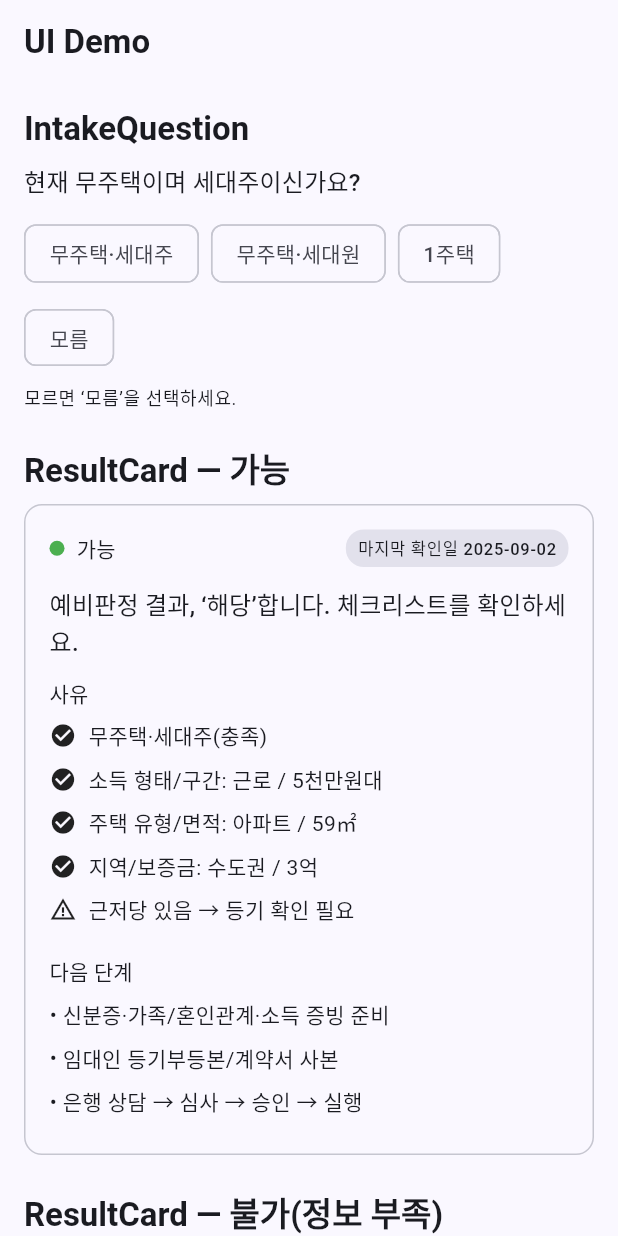
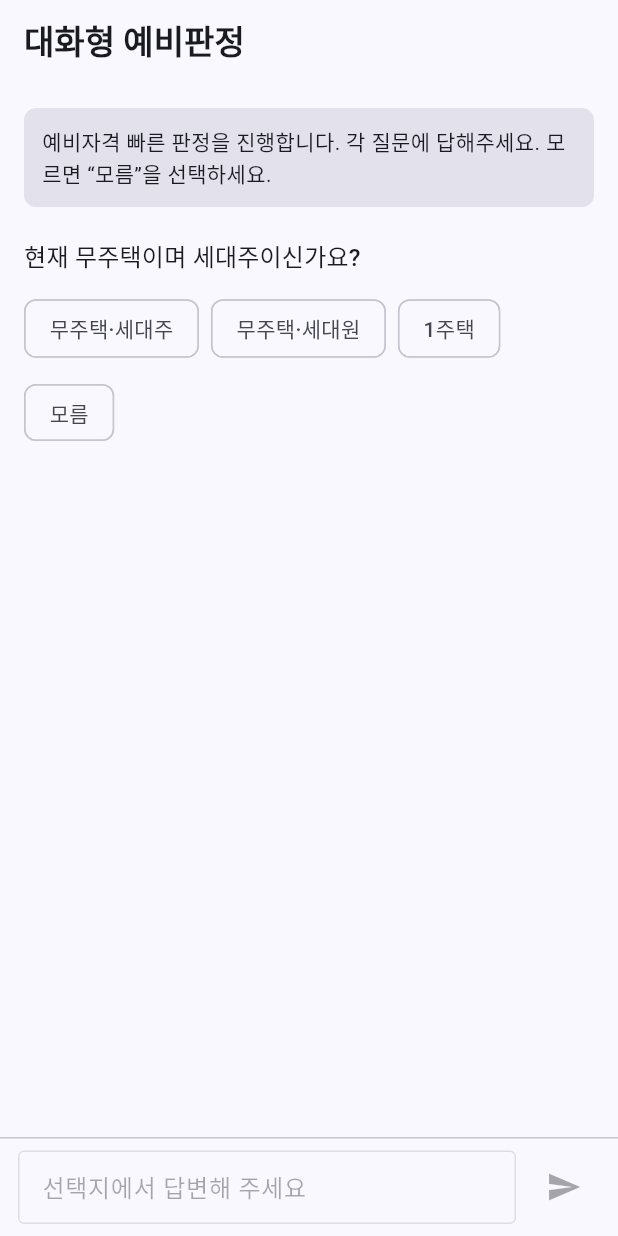
Before and after one commit to akra-devs/geonsaehelper, a Flutter app: the screen it shows after launch, on a phone screen of 412 x 824 dp. Run offline on Flutter 3.47's test engine with Material 3 defaults, Android fonts, the phone set to English and light mode, and no system bars.

Commit message:
화면설계 시작

```diff
--- /dev/null
+++ b/lib/features/conversation/ui/conversation_page.dart
@@ -0,0 +1,356 @@
+import 'package:flutter/material.dart';
+import '../../../ui/components/chat_bubble.dart';
+import '../../../ui/components/intake_question.dart';
+import '../../../ui/components/result_card.dart';
+import '../../../ui/theme/app_theme.dart';
+
+class ConversationPage extends StatefulWidget {
+  const ConversationPage({super.key});
+
+  @override
+  State<ConversationPage> createState() => _ConversationPageState();
+}
+
+class _ConversationPageState extends State<ConversationPage> {
+  final List<_Row> _rows = [];
+  final Map<String, String> _answers = {}; // qid -> value
+  final TextEditingController _composer = TextEditingController();
+  int _step = 0; // index of current question in _flow
+  bool _awaitingChoice = true;
+
+  static const _unknown = '__unknown__';
+
+  @override
+  void initState() {
+    super.initState();
+    // Kick off with greeting + first question
+    WidgetsBinding.instance.addPostFrameCallback((_) {
+      _appendBotText('예비자격 빠른 판정을 진행합니다. 각 질문에 답해주세요. 모르면 “모름”을 선택하세요.');
+      _askCurrent();
+    });
+  }
+
+  @override
+  void dispose() {
+    _composer.dispose();
+    super.dispose();
+  }
+
+  void _appendBotText(String text) {
+    setState(() => _rows.add(_Row.bot(text)));
+  }
+
+  void _appendUserText(String text) {
+    setState(() => _rows.add(_Row.user(text)));
+  }
+
+  void _appendQuestion(String qid, String label, List<Choice> choices) {
+    setState(() {
+      _rows.add(_Row.intake(qid: qid, label: label, choices: choices));
+      _awaitingChoice = true;
+    });
+  }
+
+  void _askCurrent() {
+    final q = _flow[_step];
+    _appendQuestion(q.qid, q.label, q.choices);
+  }
+
+  void _onChoiceSelected(String qid, String? value) {
+    if (value == null) return;
+    final q = _flow.firstWhere((e) => e.qid == qid);
+    final label = _labelFor(q, value);
+    _appendUserText(label);
+    _answers[qid] = value;
+    setState(() => _awaitingChoice = false);
+
+    if (_step < _flow.length - 1) {
+      _step += 1;
+      _askCurrent();
+    } else {
+      _evaluateAndShow();
+    }
+  }
+
+  String _labelFor(_Question q, String value) {
+    if (value == _unknown) return '모름';
+    return q.choices.firstWhere((c) => c.value == value).text;
+  }
+
+  void _evaluateAndShow() {
+    // Minimal evaluation logic per RULES_HUG_v1.md
+    final unknowns = _answers.entries.where((e) => e.value == _unknown).map((e) => e.key).toList();
+    if (unknowns.isNotEmpty) {
+      final reasons = unknowns
+          .map((qid) => ReasonItem(Icons.help_outline, _unknownLabel(qid), '확인불가'))
+          .toList();
+      _rows.add(_Row.result(ResultCard(
+        status: RulingStatus.notPossibleInfo,
+        tldr: '다음 정보가 없어 판정 불가입니다.',
+        reasons: reasons,
+        nextSteps: const [
+          '세대주: 정부24 확인',
+          '보증금: 계약서 확인',
+          '근저당: 등기부등본 열람',
+        ],
+        lastVerified: '2025-09-02',
+      )));
+      setState(() {});
+      _appendBotText('궁금한 점을 이어서 질문해 주세요. 내부 문서 기준으로 요약해 드립니다.');
+      return;
+    }
+
+    // Disqualifier: A1 == 1주택
+    if (_answers['A1'] == 'onehome') {
+      _rows.add(_Row.result(ResultCard(
+        status: RulingStatus.notPossibleDisq,
+        tldr: '아래 결격 사유로 신청이 불가합니다.',
+        reasons: const [
+          ReasonItem(Icons.cancel, '무주택 요건 불충족', '미충족'),
+        ],
+        nextSteps: const ['조건 변경(보증금 조정) 또는 타 기관 검토'],
+        lastVerified: '2025-09-02',
+      )));
+      setState(() {});
+      _appendBotText('다른 조건이나 기관 가능성을 확인해 보시겠어요?');
+      return;
+    }
+
+    // Otherwise, possible with summary reasons
+    final reasons = <ReasonItem>[
+      const ReasonItem(Icons.check_circle, '무주택·세대주/세대원 확인', '충족'),
+      ReasonItem(Icons.check_circle, '소득 형태: ${_labelFor(_flow[1], _answers['A3']!)}', '충족'),
+      ReasonItem(Icons.check_circle, '주택 유형: ${_labelFor(_flow[2], _answers['P1']!)}', '충족'),
+    ];
+    _rows.add(_Row.result(ResultCard(
+      status: RulingStatus.possible,
+      tldr: '예비판정 결과, ‘해당’합니다. 체크리스트를 확인하세요.',
+      reasons: reasons,
+      nextSteps: const [
+        '신분증·가족/혼인관계·소득 증빙 준비',
+        '임대인 등기부등본/계약서 사본',
+        '은행 상담 → 심사 → 승인 → 실행',
+      ],
+      lastVerified: '2025-09-02',
+    )));
+    setState(() {});
+    _appendBotText('한도/서류/절차 등 무엇이든 질문해 주세요.');
+  }
+
+  String _unknownLabel(String qid) {
+    switch (qid) {
+      case 'A1':
+        return '세대주 여부';
+      case 'A3':
+        return '소득 형태';
+      case 'P1':
+        return '주택 유형';
+      default:
+        return qid;
+    }
+  }
+
+  void _onSend() {
+    final text = _composer.text.trim();
+    if (text.isEmpty) return;
+    _composer.clear();
+    _appendUserText(text);
+    // Stubbed bot answer following RAG policy tone
+    _rows.add(_Row.botRich(const ChatBubble(
+      role: ChatRole.bot,
+      content: 'TL;DR: 서류는 신분증, 가족·혼인관계, 소득 증빙이 기본입니다. 다음 단계에서 발급처/순서를 안내해 드립니다.',
+      citations: [Citation('HUG_internal_policy.md', 'A.1')],
+    )));
+    setState(() {});
+  }
+
+  @override
+  Widget build(BuildContext context) {
+    final spacing = context.spacing;
+    return Scaffold(
+      appBar: AppBar(title: const Text('대화형 예비판정')),
+      body: SafeArea(
+        child: Column(
+          children: [
+            Expanded(
+              child: ListView.builder(
+                padding: EdgeInsets.all(spacing.x4),
+                itemCount: _rows.length,
+                itemBuilder: (context, index) {
+                  final row = _rows[index];
+                  switch (row.type) {
+                    case _RowType.botText:
+                      return Padding(
+                        padding: EdgeInsets.only(bottom: spacing.x3),
+                        child: ChatBubble(role: ChatRole.bot, content: row.text ?? ''),
+                      );
+                    case _RowType.userText:
+                      return Padding(
+                        padding: EdgeInsets.only(bottom: spacing.x3),
+                        child: ChatBubble(role: ChatRole.user, content: row.text ?? ''),
+                      );
+                    case _RowType.intake:
+                      return Padding(
+                        padding: EdgeInsets.only(bottom: spacing.x4),
+                        child: IntakeQuestion(
+                          qid: row.qid!,
+                          label: row.label!,
+                          options: row.choices!,
+                          showUnknown: true,
+                          onChanged: (v) => _onChoiceSelected(row.qid!, v),
+                        ),
+                      );
+                    case _RowType.result:
+                      return Padding(
+                        padding: EdgeInsets.only(bottom: spacing.x4),
+                        child: row.resultCard!,
+                      );
+                    case _RowType.botRich:
+                      return Padding(
+                        padding: EdgeInsets.only(bottom: spacing.x3),
+                        child: row.richWidget!,
+                      );
+                  }
+                },
+              ),
+            ),
+            _Composer(
+              controller: _composer,
+              onSend: _onSend,
+              enabled: !_awaitingChoice,
+            ),
+          ],
+        ),
+      ),
+    );
+  }
+
+  // Question flow (subset for demo)
+  static final List<_Question> _flow = [
+    _Question(
+      qid: 'A1',
+      label: '현재 무주택이며 세대주이신가요?',
+      choices: const [
+        Choice(value: 'owner', text: '무주택·세대주'),
+        Choice(value: 'member', text: '무주택·세대원'),
+        Choice(value: 'onehome', text: '1주택'),
+      ],
+    ),
+    _Question(
+      qid: 'A3',
+      label: '소득 형태를 선택해 주세요.',
+      choices: const [
+        Choice(value: 'work', text: '근로'),
+        Choice(value: 'biz', text: '사업'),
+        Choice(value: 'etc', text: '기타'),
+      ],
+    ),
+    _Question(
+      qid: 'P1',
+      label: '주택 유형을 선택해 주세요.',
+      choices: const [
+        Choice(value: 'apt', text: '아파트'),
+        Choice(value: 'officetel', text: '오피스텔'),
+        Choice(value: 'one_room', text: '원룸'),
+        Choice(value: 'etc', text: '기타'),
+      ],
+    ),
+  ];
+}
+
+class _Composer extends StatelessWidget {
+  final TextEditingController controller;
+  final VoidCallback onSend;
+  final bool enabled;
+  const _Composer({required this.controller, required this.onSend, required this.enabled});
+
+  @override
+  Widget build(BuildContext context) {
+    final spacing = context.spacing;
+    return Container(
+      padding: EdgeInsets.fromLTRB(spacing.x3, spacing.x2, spacing.x3, spacing.x2),
+      decoration: BoxDecoration(
+        color: Theme.of(context).colorScheme.surface,
+        border: Border(top: BorderSide(color: Theme.of(context).colorScheme.outlineVariant)),
+      ),
+      child: Row(
+        children: [
+          Expanded(
+            child: TextField(
+              controller: controller,
+              enabled: enabled,
+              decoration: InputDecoration(
+                hintText: enabled ? '질문을 입력하세요…' : '선택지에서 답변해 주세요',
+                isDense: true,
+                border: const OutlineInputBorder(),
+              ),
+              onSubmitted: (_) => onSend(),
+            ),
+          ),
+          SizedBox(width: spacing.x2),
+          IconButton(
+            onPressed: enabled ? onSend : null,
+            icon: const Icon(Icons.send),
+          ),
+        ],
+      ),
+    );
+  }
+}
+
+class _Question {
+  final String qid;
+  final String label;
+  final List<Choice> choices;
+  const _Question({required this.qid, required this.label, required this.choices});
+}
+
+enum _RowType { botText, userText, intake, result, botRich }
+
+class _Row {
+  final _RowType type;
+  final String? text;
+  final String? qid;
+  final String? label;
+  final List<Choice>? choices;
+  final ResultCard? resultCard;
+  final Widget? richWidget;
+
+  _Row.bot(this.text)
+      : type = _RowType.botText,
+        qid = null,
+        label = null,
+        choices = null,
+        resultCard = null,
+        richWidget = null;
+
+  _Row.user(this.text)
+      : type = _RowType.userText,
+        qid = null,
+        label = null,
+        choices = null,
+        resultCard = null,
+        richWidget = null;
+
+  _Row.intake({required this.qid, required this.label, required this.choices})
+      : type = _RowType.intake,
+        text = null,
+        resultCard = null,
+        richWidget = null;
+
+  _Row.result(this.resultCard)
+      : type = _RowType.result,
+        text = null,
+        qid = null,
+        label = null,
+        choices = null,
+        richWidget = null;
+
+  _Row.botRich(this.richWidget)
+      : type = _RowType.botRich,
+        text = null,
+        qid = null,
+        label = null,
+        choices = null,
+        resultCard = null;
+}
--- a/lib/main.dart
+++ b/lib/main.dart
@@ -1,6 +1,6 @@
 import 'package:flutter/material.dart';
 import 'ui/theme/app_theme.dart';
-import 'ui/demo/demo_gallery.dart';
+import 'features/conversation/ui/conversation_page.dart';
 
 void main() {
   runApp(const MyApp());
@@ -16,7 +16,7 @@ class MyApp extends StatelessWidget {
       theme: buildAppTheme(Brightness.light),
       darkTheme: buildAppTheme(Brightness.dark),
       themeMode: ThemeMode.system,
-      home: const DemoGallery(),
+      home: const ConversationPage(),
     );
   }
 }
```
Also changed, not shown: 1 other file.
